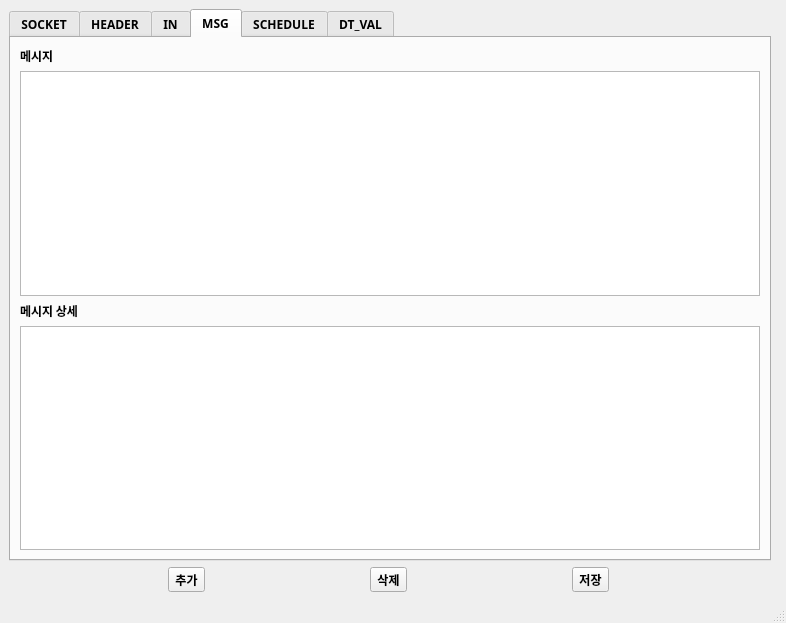
Before: the Qt Designer form src/component/settings/views/settings.ui in gusdnd3150/communication-gui, drawn with Qt 5.
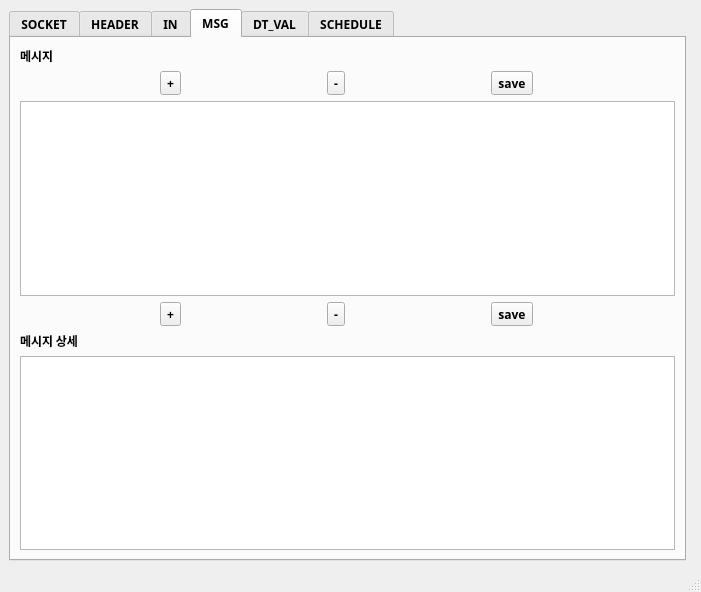
After: the same form once the commit is applied. The open tabs and pages were chosen to show the change.

Patch:
```diff
--- a/src/component/settings/views/settings.ui
+++ b/src/component/settings/views/settings.ui
@@ -6,8 +6,8 @@
    <rect>
     <x>0</x>
     <y>0</y>
-    <width>786</width>
-    <height>623</height>
+    <width>701</width>
+    <height>592</height>
    </rect>
   </property>
   <property name="sizePolicy">
@@ -64,6 +64,31 @@
           </column>
          </widget>
         </item>
+        <item row="0" column="0">
+         <layout class="QGridLayout" name="gridLayout">
+          <item row="0" column="1">
+           <widget class="QToolButton" name="btn_delSk">
+            <property name="text">
+             <string>-</string>
+            </property>
+           </widget>
+          </item>
+          <item row="0" column="2">
+           <widget class="QToolButton" name="btn_saveSk">
+            <property name="text">
+             <string>save</string>
+            </property>
+           </widget>
+          </item>
+          <item row="0" column="0">
+           <widget class="QToolButton" name="btn_addSk">
+            <property name="text">
+             <string>+</string>
+            </property>
+           </widget>
+          </item>
+         </layout>
+        </item>
        </layout>
       </widget>
       <widget class="QWidget" name="tab_2">
@@ -107,27 +132,112 @@
        <attribute name="title">
         <string>MSG</string>
        </attribute>
-       <layout class="QGridLayout" name="gridLayout_5">
-        <item row="3" column="0">
-         <widget class="QTableWidget" name="list_msg_dt"/>
-        </item>
-        <item row="2" column="0">
-         <widget class="QLabel" name="label_3">
-          <property name="text">
-           <string>메시지 상세</string>
-          </property>
-         </widget>
-        </item>
-        <item row="1" column="0">
-         <widget class="QTableWidget" name="list_msg"/>
-        </item>
-        <item row="0" column="0">
+       <layout class="QVBoxLayout" name="verticalLayout_3">
+        <item>
          <widget class="QLabel" name="label_4">
           <property name="text">
            <string>메시지</string>
           </property>
          </widget>
         </item>
+        <item>
+         <layout class="QGridLayout" name="gridLayout_5">
+          <item row="0" column="0">
+           <widget class="QToolButton" name="toolButton_11">
+            <property name="text">
+             <string>+</string>
+            </property>
+           </widget>
+          </item>
+          <item row="0" column="1">
+           <widget class="QToolButton" name="toolButton_12">
+            <property name="text">
+             <string>-</string>
+            </property>
+           </widget>
+          </item>
+          <item row="0" column="2">
+           <widget class="QToolButton" name="toolButton_13">
+            <property name="text">
+             <string>save</string>
+            </property>
+           </widget>
+          </item>
+         </layout>
+        </item>
+        <item>
+         <widget class="QTableWidget" name="list_msg"/>
+        </item>
+        <item>
+         <layout class="QGridLayout" name="gridLayout_10">
+          <item row="0" column="0">
+           <widget class="QToolButton" name="toolButton_14">
+            <property name="text">
+             <string>+</string>
+            </property>
+           </widget>
+          </item>
+          <item row="0" column="1">
+           <widget class="QToolButton" name="toolButton_15">
+            <property name="text">
+             <string>-</string>
+            </property>
+           </widget>
+          </item>
+          <item row="0" column="2">
+           <widget class="QToolButton" name="toolButton_16">
+            <property name="text">
+             <string>save</string>
+            </property>
+           </widget>
+          </item>
+         </layout>
+        </item>
+        <item>
+         <widget class="QLabel" name="label_3">
+          <property name="text">
+           <string>메시지 상세</string>
+          </property>
+         </widget>
+        </item>
+        <item>
+         <widget class="QTableWidget" name="list_msg_dt"/>
+        </item>
+       </layout>
+      </widget>
+      <widget class="QWidget" name="tab_6">
+       <attribute name="title">
+        <string>DT_VAL</string>
+       </attribute>
+       <layout class="QVBoxLayout" name="verticalLayout_4">
+        <item>
+         <layout class="QGridLayout" name="gridLayout_8">
+          <item row="0" column="1">
+           <widget class="QToolButton" name="toolButton_18">
+            <property name="text">
+             <string>-</string>
+            </property>
+           </widget>
+          </item>
+          <item row="0" column="0">
+           <widget class="QToolButton" name="toolButton_17">
+            <property name="text">
+             <string>+</string>
+            </property>
+           </widget>
+          </item>
+          <item row="0" column="2">
+           <widget class="QToolButton" name="toolButton_19">
+            <property name="text">
+             <string>save</string>
+            </property>
+           </widget>
+          </item>
+         </layout>
+        </item>
+        <item>
+         <widget class="QTableWidget" name="list_dt_val"/>
+        </item>
        </layout>
       </widget>
       <widget class="QWidget" name="tab_4">
@@ -155,15 +265,8 @@
           </property>
          </widget>
         </item>
-       </layout>
-      </widget>
-      <widget class="QWidget" name="tab_6">
-       <attribute name="title">
-        <string>DT_VAL</string>
-       </attribute>
-       <layout class="QGridLayout" name="gridLayout_8">
-        <item row="0" column="0">
-         <widget class="QTableWidget" name="list_dt_val"/>
+        <item>
+         <widget class="QTableWidget" name="list_sch"/>
         </item>
        </layout>
       </widget>
@@ -176,31 +279,6 @@
       </property>
      </widget>
     </item>
-    <item row="2" column="0">
-     <layout class="QGridLayout" name="gridLayout">
-      <item row="0" column="1">
-       <widget class="QToolButton" name="toolButton_5">
-        <property name="text">
-         <string>삭제</string>
-        </property>
-       </widget>
-      </item>
-      <item row="0" column="2">
-       <widget class="QToolButton" name="btn_saveData">
-        <property name="text">
-         <string>저장</string>
-        </property>
-       </widget>
-      </item>
-      <item row="0" column="0">
-       <widget class="QToolButton" name="btn_addData">
-        <property name="text">
-         <string>추가</string>
-        </property>
-       </widget>
-      </item>
-     </layout>
-    </item>
    </layout>
   </widget>
   <widget class="QMenuBar" name="menubar">
```
Left out of the diff: 168 changed lines with no effect on the pictures.
